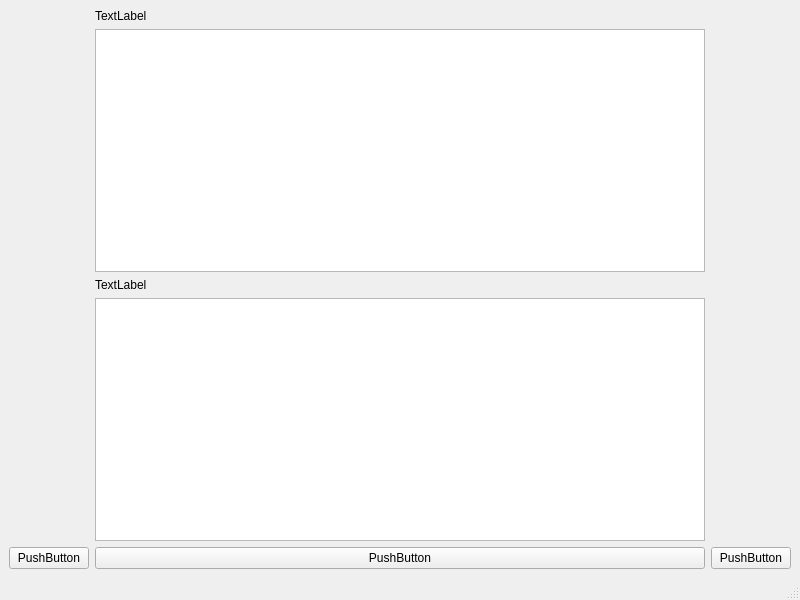
Old version of the form Qt7_5/mainwindow.ui in the repository GarDeN-bear/QT7_5.
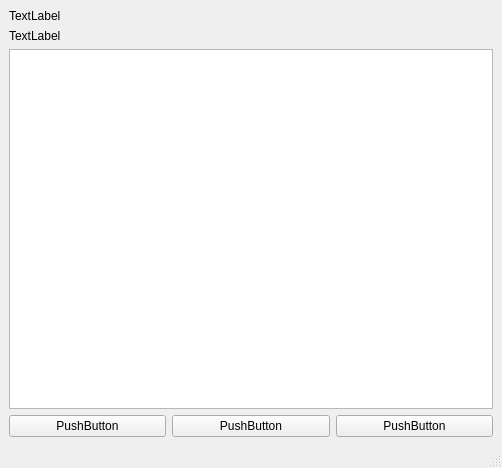
New version of the form.

Commit message: Changed laps and showTime

```diff
--- a/Qt7_5/mainwindow.ui
+++ b/Qt7_5/mainwindow.ui
@@ -6,8 +6,8 @@
    <rect>
     <x>0</x>
     <y>0</y>
-    <width>800</width>
-    <height>600</height>
+    <width>502</width>
+    <height>468</height>
    </rect>
   </property>
   <property name="windowTitle">
@@ -15,12 +15,8 @@
   </property>
   <widget class="QWidget" name="centralwidget">
    <layout class="QGridLayout" name="gridLayout">
-    <item row="0" column="2">
-     <widget class="QLabel" name="l_time">
-      <property name="text">
-       <string>TextLabel</string>
-      </property>
-     </widget>
+    <item row="3" column="1" colspan="3">
+     <widget class="QTextBrowser" name="tb_laps"/>
     </item>
     <item row="4" column="1">
      <widget class="QPushButton" name="pb_clear">
@@ -29,19 +25,6 @@
       </property>
      </widget>
     </item>
-    <item row="1" column="2">
-     <widget class="QTextEdit" name="te_time"/>
-    </item>
-    <item row="4" column="2">
-     <widget class="QPushButton" name="pb_startStop">
-      <property name="text">
-       <string>PushButton</string>
-      </property>
-     </widget>
-    </item>
-    <item row="3" column="2">
-     <widget class="QTextBrowser" name="tb_laps"/>
-    </item>
     <item row="4" column="3">
      <widget class="QPushButton" name="pb_lap">
       <property name="text">
@@ -49,8 +32,22 @@
       </property>
      </widget>
     </item>
-    <item row="2" column="2">
-     <widget class="QLabel" name="l_laps">
+    <item row="4" column="2">
+     <widget class="QPushButton" name="pb_startStop">
+      <property name="text">
+       <string>PushButton</string>
+      </property>
+     </widget>
+    </item>
+    <item row="2" column="1">
+     <widget class="QLabel" name="l_showTime">
+      <property name="text">
+       <string>TextLabel</string>
+      </property>
+     </widget>
+    </item>
+    <item row="1" column="1">
+     <widget class="QLabel" name="l_time">
       <property name="text">
        <string>TextLabel</string>
       </property>
```
Left out of the diff: 2 changed lines with no effect on the pictures. The commit also changes 3 other files.
